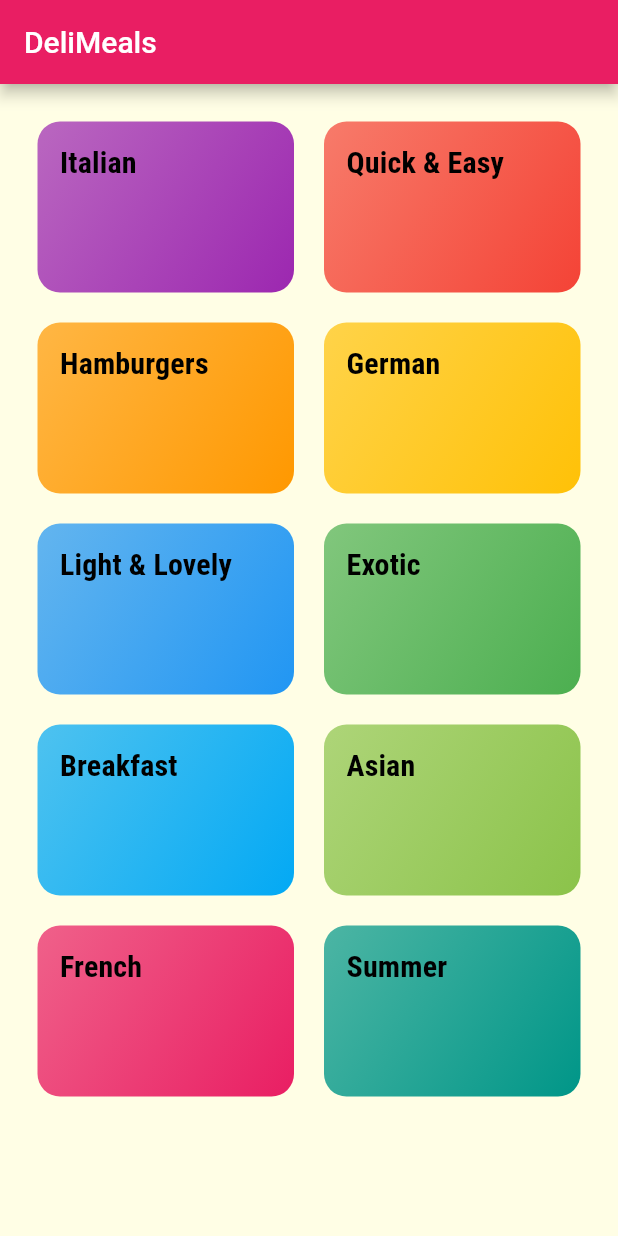
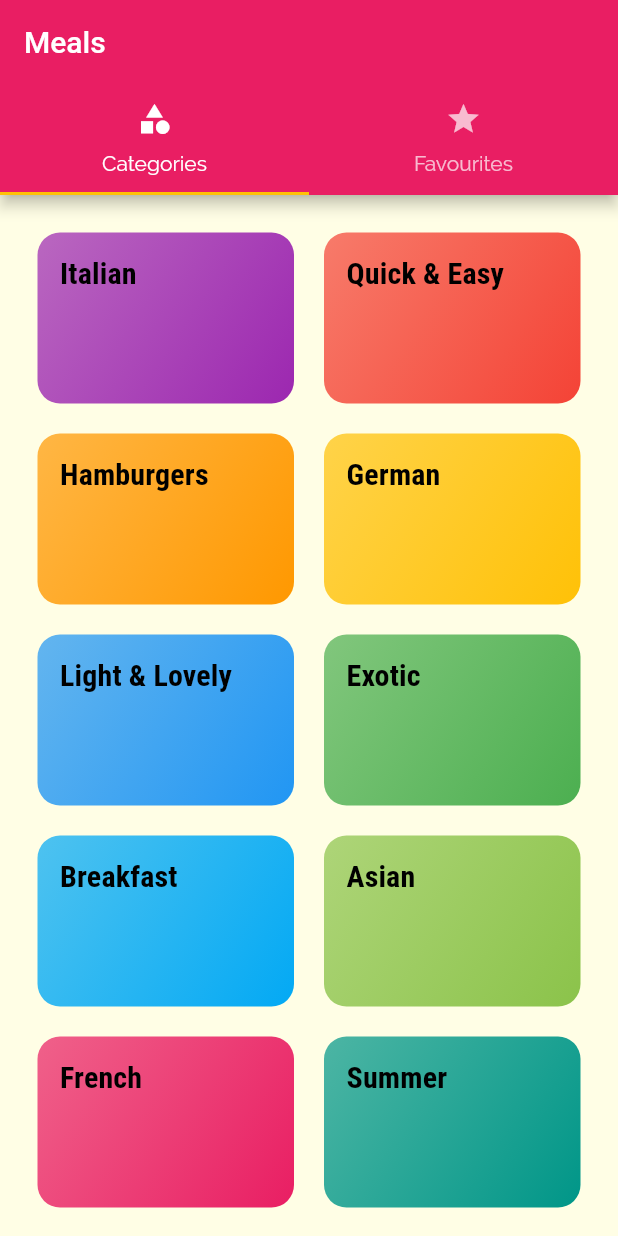
Before and after one commit to Nick9499/Meals-App-flutter, a Flutter app: the screen it shows after launch, on a phone screen of 412 x 824 dp. Run offline on Flutter 3.47's test engine with Material 2 defaults, Android fonts, the phone set to English and light mode, and no system bars.

Commit message:
Adding TabBar to the AppBar

```diff
--- a/lib/main.dart
+++ b/lib/main.dart
@@ -2,6 +2,7 @@ import 'package:flutter/material.dart';
 import 'package:flutter_complete_guide/screens/categories_screen.dart';
 import 'package:flutter_complete_guide/screens/category_meals_screen.dart';
 import 'package:flutter_complete_guide/screens/meal_details.dart';
+import 'package:flutter_complete_guide/screens/tabs_screen.dart';
 
 void main() => runApp(MyApp());
 
@@ -29,8 +30,9 @@ class MyApp extends StatelessWidget {
               ),
             ),
       ),
-      home: CategoriesScreen(),
+      // home: CategoriesScreen(),
       routes: {
+        '/': (ctx) => TabsScreen(),
         CategoryMealsScreen.routeName: (ctx) => CategoryMealsScreen(),
         MealDetailScreen.routeName: (ctx) => MealDetailScreen(),
       },
--- a/lib/screens/categories_screen.dart
+++ b/lib/screens/categories_screen.dart
@@ -7,9 +7,7 @@ class CategoriesScreen extends StatelessWidget {
 
   @override
   Widget build(BuildContext context) {
-    return Scaffold(
-      appBar: AppBar(title: const Text('DeliMeals')),
-      body: GridView(
+    return GridView(
       padding: EdgeInsets.all(25),
       children: DUMMY_CATEGORIES
           .map((catData) =>
@@ -20,7 +18,6 @@ class CategoriesScreen extends StatelessWidget {
           childAspectRatio: 3 / 2,
           mainAxisSpacing: 20,
           crossAxisSpacing: 20),
-      ),
     );
   }
 }
--- /dev/null
+++ b/lib/screens/favourites_screen.dart
@@ -0,0 +1,10 @@
+import 'package:flutter/material.dart';
+
+class FavouritesScreen extends StatelessWidget {
+  @override
+  Widget build(BuildContext context) {
+    return Center(
+      child: Text('Favourites'),
+    );
+  }
+}
--- /dev/null
+++ b/lib/screens/tabs_screen.dart
@@ -0,0 +1,40 @@
+import 'package:flutter/material.dart';
+import 'package:flutter_complete_guide/screens/categories_screen.dart';
+import 'package:flutter_complete_guide/screens/favourites_screen.dart';
+
+class TabsScreen extends StatefulWidget {
+  @override
+  State<TabsScreen> createState() => _TabsScreenState();
+}
+
+class _TabsScreenState extends State<TabsScreen> {
+  @override
+  Widget build(BuildContext context) {
+    return DefaultTabController(
+      length: 2,
+      child: Scaffold(
+        appBar: AppBar(
+          title: Text('Meals'),
+          bottom: TabBar(
+            tabs: [
+              Tab(
+                icon: Icon(Icons.category),
+                text: 'Categories',
+              ),
+              Tab(
+                icon: Icon(Icons.star),
+                text: 'Favourites',
+              ),
+            ],
+          ),
+        ),
+        body: TabBarView(
+          children: [
+            CategoriesScreen(),
+            FavouritesScreen(),
+          ],
+        ),
+      ),
+    );
+  }
+}
```
Lines whose indentation alone changed are shown as unchanged.
